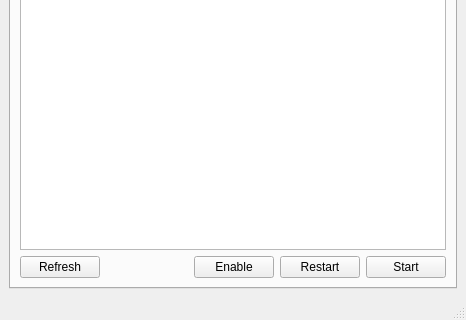
This is sources/gui/src/mainwindow.ui in arcan1s/netctl-gui as Qt 5 draws it before an edit; both pictures show x 0 to 466 and y 222 to 542 of the 466 by 542 pixel window. The edited form follows.
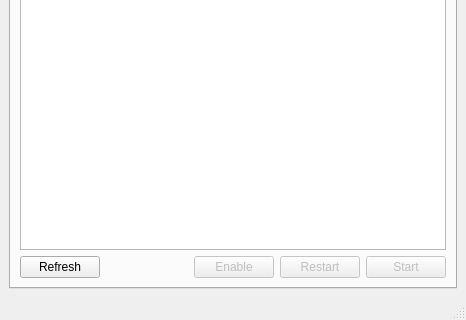
This is the edited form.

Patch:
```diff
--- a/sources/gui/src/mainwindow.ui
+++ b/sources/gui/src/mainwindow.ui
@@ -101,6 +101,9 @@
           </item>
           <item>
            <widget class="QPushButton" name="pushButton_mainEnable">
+            <property name="enabled">
+             <bool>false</bool>
+            </property>
             <property name="text">
              <string>Enable</string>
             </property>
@@ -111,6 +114,9 @@
           </item>
           <item>
            <widget class="QPushButton" name="pushButton_mainRestart">
+            <property name="enabled">
+             <bool>false</bool>
+            </property>
             <property name="text">
              <string>Restart</string>
             </property>
@@ -121,6 +127,9 @@
           </item>
           <item>
            <widget class="QPushButton" name="pushButton_mainStart">
+            <property name="enabled">
+             <bool>false</bool>
+            </property>
             <property name="text">
              <string>Start</string>
             </property>
```
Left out of the diff: 5 changed lines with no effect on the pictures.
